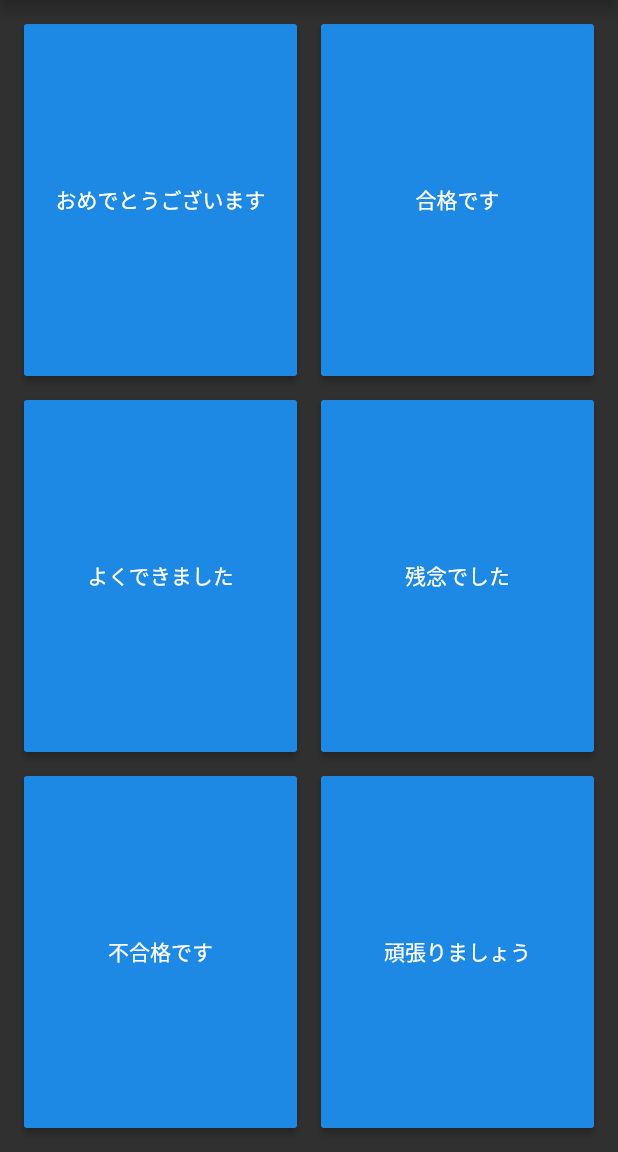
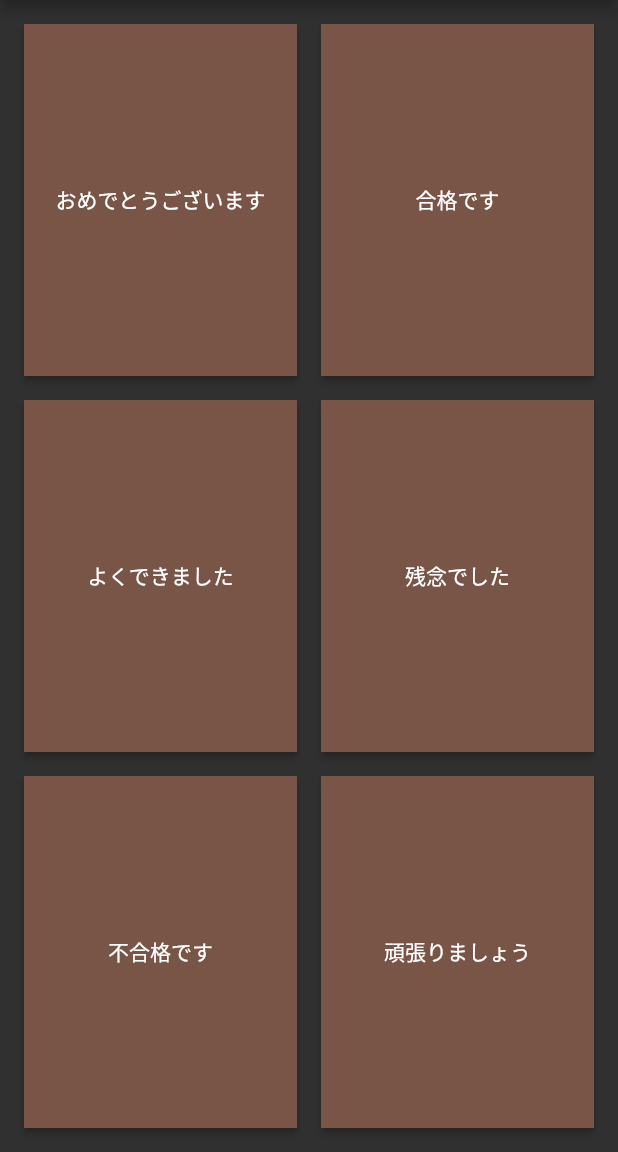
Before and after one commit to k-iwashita/straight_machine, a Flutter app: the screen it shows after launch, on a phone screen of 412 x 824 dp, the part 84-1236 px from its top. Run offline on Flutter 3.47's test engine with Material 2 defaults, Android fonts, the phone set to English and light mode, and no system bars; missing offline and left inert: soundpool.

Commit message:
レイアウトの修正

```diff
--- a/lib/screens/home_screen.dart
+++ b/lib/screens/home_screen.dart
@@ -117,8 +117,12 @@ class _HomeScreenState extends State<HomeScreen> {
     return Container(
         padding: EdgeInsets.all(8.0),
         child: RaisedButton(
+          color: Colors.brown,
+          shape: RoundedRectangleBorder(
+            borderRadius: BorderRadius.all(Radius.elliptical(0, 0))
+          ),
           onPressed: () => _playSound(soundId),
-          child: Text(descriptions),
+          child: Text(descriptions, style: TextStyle(color: Colors.white),),
         ));
   }
 
```
